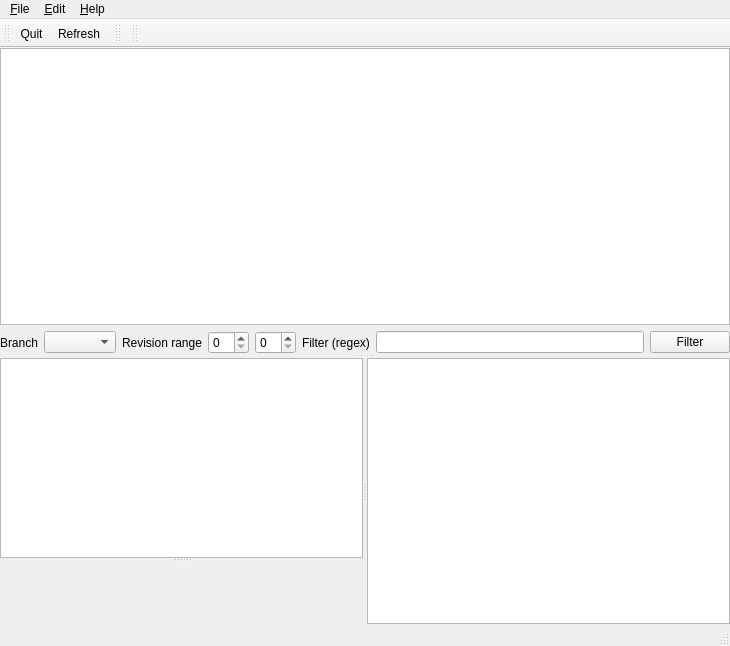
First picture: the form in hgviewlib/qt4/hgqv.ui, repository TyberiusPrime/hgview, before the edit.
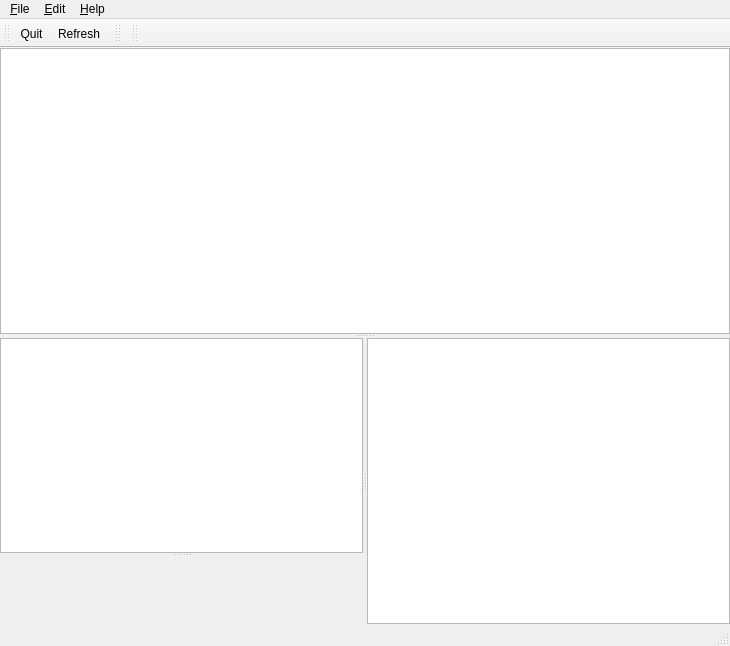
Second picture: the form after the edit. Custom widgets are drawn as their Qt base class.

Commit message: add possibility not to display closed branches in branch filter combobox

Patch:
```diff
--- a/hgviewlib/qt4/hgqv.ui
+++ b/hgviewlib/qt4/hgqv.ui
@@ -42,98 +42,6 @@
           </property>
          </widget>
         </item>
-        <item>
-         <layout class="QHBoxLayout" name="horizontalLayout_6" >
-          <item>
-           <widget class="QFrame" name="frame_branch" >
-            <property name="frameShape" >
-             <enum>QFrame::NoFrame</enum>
-            </property>
-            <property name="frameShadow" >
-             <enum>QFrame::Raised</enum>
-            </property>
-            <layout class="QHBoxLayout" name="horizontalLayout_2" >
-             <property name="margin" >
-              <number>0</number>
-             </property>
-             <item>
-              <widget class="QLabel" name="label_4" >
-               <property name="text" >
-                <string>Branch</string>
-               </property>
-              </widget>
-             </item>
-             <item>
-              <widget class="QComboBox" name="branch_comboBox" />
-             </item>
-            </layout>
-           </widget>
-          </item>
-          <item>
-           <widget class="QFrame" name="frame_revrange" >
-            <property name="frameShape" >
-             <enum>QFrame::NoFrame</enum>
-            </property>
-            <property name="frameShadow" >
-             <enum>QFrame::Raised</enum>
-            </property>
-            <layout class="QHBoxLayout" name="horizontalLayout_4" >
-             <property name="margin" >
-              <number>0</number>
-             </property>
-             <item>
-              <widget class="QLabel" name="label_3" >
-               <property name="enabled" >
-                <bool>true</bool>
-               </property>
-               <property name="text" >
-                <string>Revision range</string>
-               </property>
-              </widget>
-             </item>
-             <item>
-              <widget class="QSpinBox" name="spinbutton_rev_low" />
-             </item>
-             <item>
-              <widget class="QSpinBox" name="spinbutton_rev_high" />
-             </item>
-            </layout>
-           </widget>
-          </item>
-          <item>
-           <widget class="QFrame" name="frame_filter" >
-            <property name="frameShape" >
-             <enum>QFrame::NoFrame</enum>
-            </property>
-            <property name="frameShadow" >
-             <enum>QFrame::Raised</enum>
-            </property>
-            <layout class="QHBoxLayout" name="horizontalLayout_5" >
-             <property name="margin" >
-              <number>0</number>
-             </property>
-             <item>
-              <widget class="QLabel" name="label_2" >
-               <property name="text" >
-                <string>Filter (regex)</string>
-               </property>
-              </widget>
-             </item>
-             <item>
-              <widget class="QLineEdit" name="entry_file_filter" />
-             </item>
-             <item>
-              <widget class="QPushButton" name="button_filter" >
-               <property name="text" >
-                <string>Filter</string>
-               </property>
-              </widget>
-             </item>
-            </layout>
-           </widget>
-          </item>
-         </layout>
-        </item>
        </layout>
       </widget>
       <widget class="QFrame" name="frame_maincontent" >
```
Left out of the diff: 5 changed lines with no effect on the pictures. The commit also changes 2 other files.
